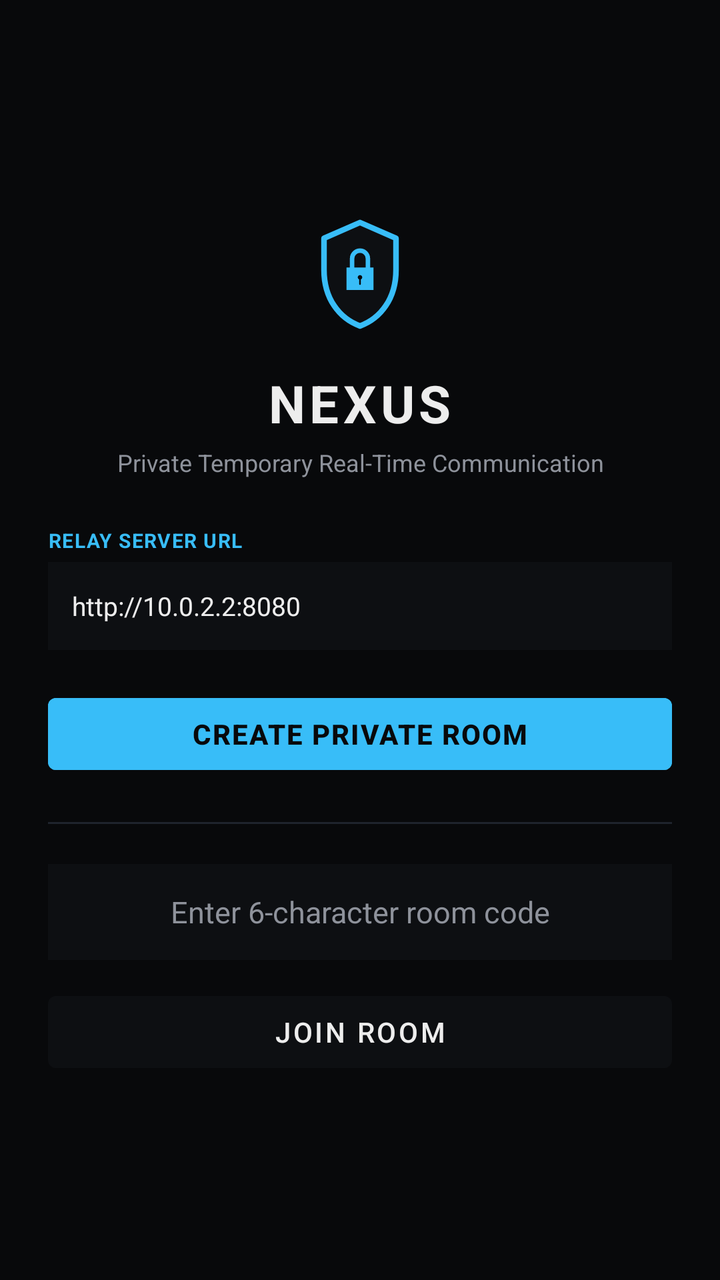
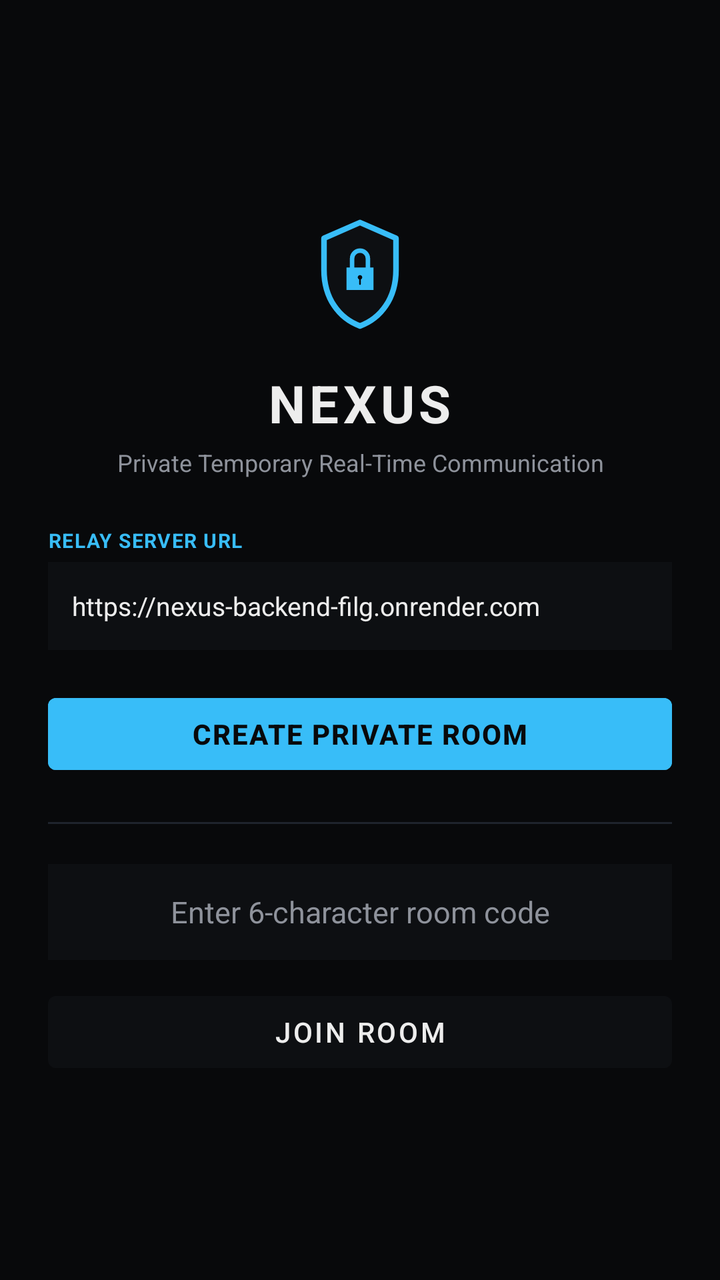

Before-and-after screenshots of an Android layout around one commit, followed by the original layout XML and the change that was made.
<!-- AndroidManifest.xml: application theme Theme.NexusChat -->
<!-- res/layout/activity_main.xml -->
<?xml version="1.0" encoding="utf-8"?>
<LinearLayout xmlns:android="http://schemas.android.com/apk/res/android"
    android:layout_width="match_parent"
    android:layout_height="match_parent"
    android:background="@color/nexus_bg"
    android:orientation="vertical"
    android:gravity="center"
    android:padding="24dp">

    <ImageView
        android:layout_width="72dp"
        android:layout_height="72dp"
        android:src="@drawable/ic_nexus_shield"
        android:contentDescription="@string/app_name" />

    <TextView
        android:layout_width="wrap_content"
        android:layout_height="wrap_content"
        android:text="@string/app_name"
        android:textSize="26sp"
        android:textStyle="bold"
        android:textColor="@color/nexus_text_main"
        android:letterSpacing="0.08"
        android:layout_marginTop="12dp" />

    <TextView
        android:layout_width="wrap_content"
        android:layout_height="wrap_content"
        android:text="@string/tagline"
        android:textSize="12sp"
        android:textColor="@color/nexus_text_dim"
        android:gravity="center"
        android:layout_marginTop="4dp"
        android:layout_marginBottom="24dp" />

    
    <LinearLayout
        android:layout_width="match_parent"
        android:layout_height="wrap_content"
        android:orientation="vertical"
        android:layout_marginBottom="18dp">

        <TextView
            android:layout_width="wrap_content"
            android:layout_height="wrap_content"
            android:text="RELAY SERVER URL"
            android:textSize="10sp"
            android:textStyle="bold"
            android:textColor="@color/nexus_cyan"
            android:letterSpacing="0.05"
            android:layout_marginBottom="4dp" />

        <EditText
            android:id="@+id/et_server_url"
            android:layout_width="match_parent"
            android:layout_height="44dp"
            android:hint="http://10.0.2.2:8080"
            android:text="http://10.0.2.2:8080"
            android:textColorHint="@color/nexus_text_dim"
            android:textColor="@color/nexus_text_main"
            android:textSize="13sp"
            android:background="@color/nexus_surface"
            android:paddingHorizontal="12dp"
            android:inputType="textUri" />
    </LinearLayout>

    <Button
        android:id="@+id/btn_create_room"
        android:layout_width="match_parent"
        android:layout_height="48dp"
        android:text="@string/create_room"
        android:textSize="14sp"
        android:textStyle="bold"
        android:textColor="@color/nexus_bg"
        android:backgroundTint="@color/nexus_cyan"
        android:letterSpacing="0.05" />

    <View
        android:layout_width="match_parent"
        android:layout_height="1dp"
        android:background="@color/nexus_border"
        android:layout_marginTop="20dp"
        android:layout_marginBottom="20dp" />

    <EditText
        android:id="@+id/et_room_code"
        android:layout_width="match_parent"
        android:layout_height="48dp"
        android:hint="@string/enter_code"
        android:textColorHint="@color/nexus_text_dim"
        android:textColor="@color/nexus_text_main"
        android:textSize="15sp"
        android:background="@color/nexus_surface"
        android:gravity="center"
        android:inputType="textCapCharacters"
        android:padding="10dp"
        android:layout_marginBottom="12dp" />

    <Button
        android:id="@+id/btn_join_room"
        android:layout_width="match_parent"
        android:layout_height="48dp"
        android:text="@string/join_room"
        android:textSize="14sp"
        android:textColor="@color/nexus_text_main"
        android:backgroundTint="@color/nexus_surface" />

</LinearLayout>
<!-- resources referenced by this layout -->
<resources>
  <color name="nexus_bg">#08090B</color>
  <color name="nexus_border">#1F242D</color>
  <color name="nexus_cyan">#38BDF8</color>
  <color name="nexus_surface">#0D0F12</color>
  <color name="nexus_text_dim">#8E929B</color>
  <color name="nexus_text_main">#EDEDED</color>
  <!-- drawable ic_nexus_shield (drawable) -->
  <?xml version="1.0" encoding="utf-8"?>
  <vector xmlns:android="http://schemas.android.com/apk/res/android"
      android:width="24dp"
      android:height="24dp"
      android:viewportWidth="512"
      android:viewportHeight="512">
      <path
          android:fillColor="#0D0F12"
          android:strokeColor="#38BDF8"
          android:strokeWidth="20"
          android:strokeLineJoin="round"
          android:pathData="M256,80 L128,136 v112 c0,102.4 54.4,172.8 128,200 73.6,-27.2 128,-97.6 128,-200 V136 L256,80 z" />
      <path
          android:fillColor="#38BDF8"
          android:pathData="M208,240 h96 v80 h-96 z" />
      <path
          android:strokeColor="#38BDF8"
          android:strokeWidth="16"
          android:strokeLineCap="round"
          android:pathData="M228,240 v-32 a28,28 0 0,1 56,0 v32" />
      <path
          android:fillColor="#08090B"
          android:pathData="M256,267 a8,8 0 1,0 0.001,0" />
      <path
          android:strokeColor="#08090B"
          android:strokeWidth="6"
          android:strokeLineCap="round"
          android:pathData="M256,283 v16" />
  </vector>
  <string name="app_name">NEXUS</string>
  <string name="create_room">CREATE PRIVATE ROOM</string>
  <string name="enter_code">Enter 6-character room code</string>
  <string name="join_room">JOIN ROOM</string>
  <string name="tagline">Private Temporary Real-Time Communication</string>
  <style name="Theme.NexusChat" parent="Theme.MaterialComponents.DayNight.NoActionBar">
          <item name="colorPrimary">@color/nexus_cyan</item>
          <item name="android:windowBackground">@color/nexus_bg</item>
          <item name="android:textColorPrimary">@color/nexus_text_main</item>
          <item name="android:statusBarColor">@color/nexus_bg</item>
          <item name="android:navigationBarColor">@color/nexus_bg</item>
      </style>
</resources>

<!-- the commit's change to res/layout/activity_main.xml (unified diff, before → after) -->
@@ -54,8 +54,8 @@
             android:id="@+id/et_server_url"
             android:layout_width="match_parent"
             android:layout_height="44dp"
-            android:hint="http://10.0.2.2:8080"
-            android:text="http://10.0.2.2:8080"
+            android:hint="https://nexus-backend-filg.onrender.com"
+            android:text="https://nexus-backend-filg.onrender.com"
             android:textColorHint="@color/nexus_text_dim"
             android:textColor="@color/nexus_text_main"
             android:textSize="13sp"
